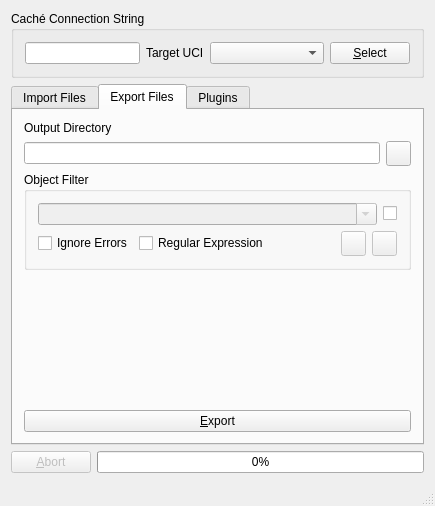
Qt form QtCacheTool/mainwindow.ui (entwickler42/QtCache) before a commit.
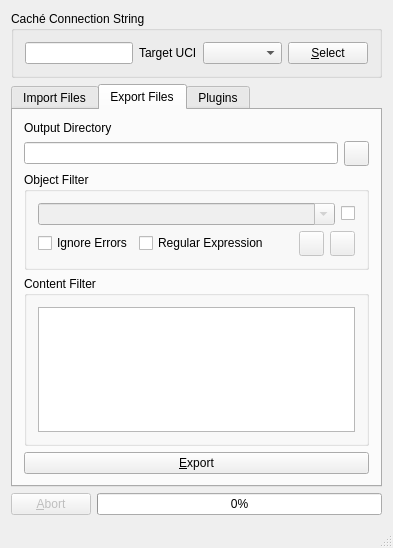
The same form after that commit. The open tabs and pages were chosen to show the change. Icons and pictures are not drawn.

Patch:
```diff
--- a/QtCacheTool/mainwindow.ui
+++ b/QtCacheTool/mainwindow.ui
@@ -6,8 +6,8 @@
    <rect>
     <x>0</x>
     <y>0</y>
-    <width>435</width>
-    <height>506</height>
+    <width>393</width>
+    <height>548</height>
    </rect>
   </property>
   <property name="windowTitle">
@@ -311,7 +311,7 @@
        <attribute name="title">
         <string>Export Files</string>
        </attribute>
-       <layout class="QVBoxLayout" name="verticalLayout_6">
+       <layout class="QVBoxLayout" name="verticalLayout_12">
         <item>
          <layout class="QVBoxLayout" name="verticalLayout_7">
           <item>
@@ -478,6 +478,18 @@
           </layout>
          </widget>
         </item>
+        <item>
+         <widget class="QGroupBox" name="groupBox_5">
+          <property name="title">
+           <string>Content Filter</string>
+          </property>
+          <layout class="QVBoxLayout" name="verticalLayout_6">
+           <item>
+            <widget class="QListWidget" name="listWidgetContentFilter"/>
+           </item>
+          </layout>
+         </widget>
+        </item>
         <item>
          <spacer name="verticalSpacer_2">
           <property name="orientation">
```
Left out of the diff: 4 changed lines with no effect on the pictures.
